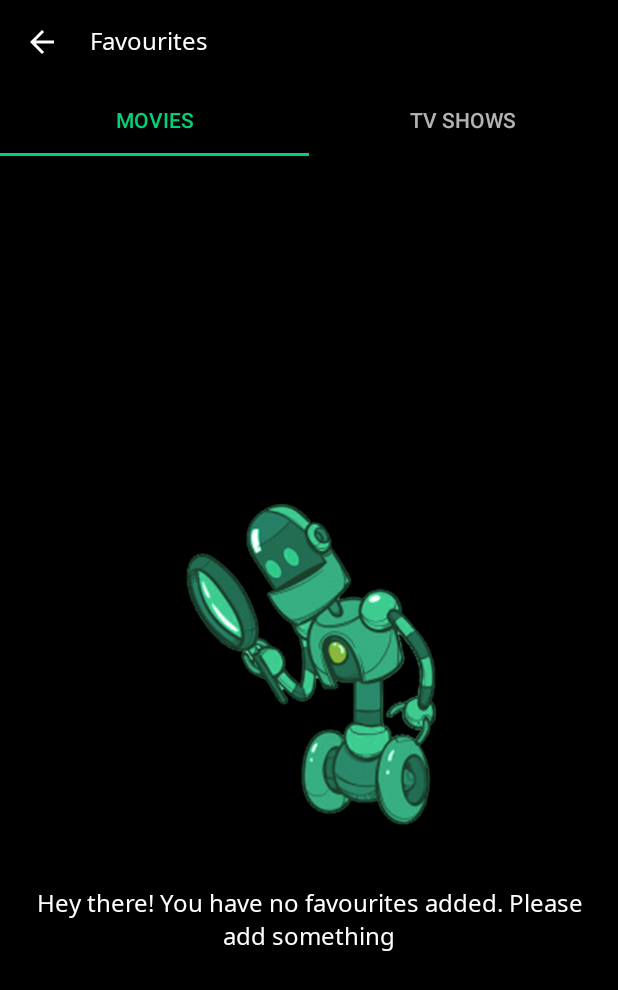
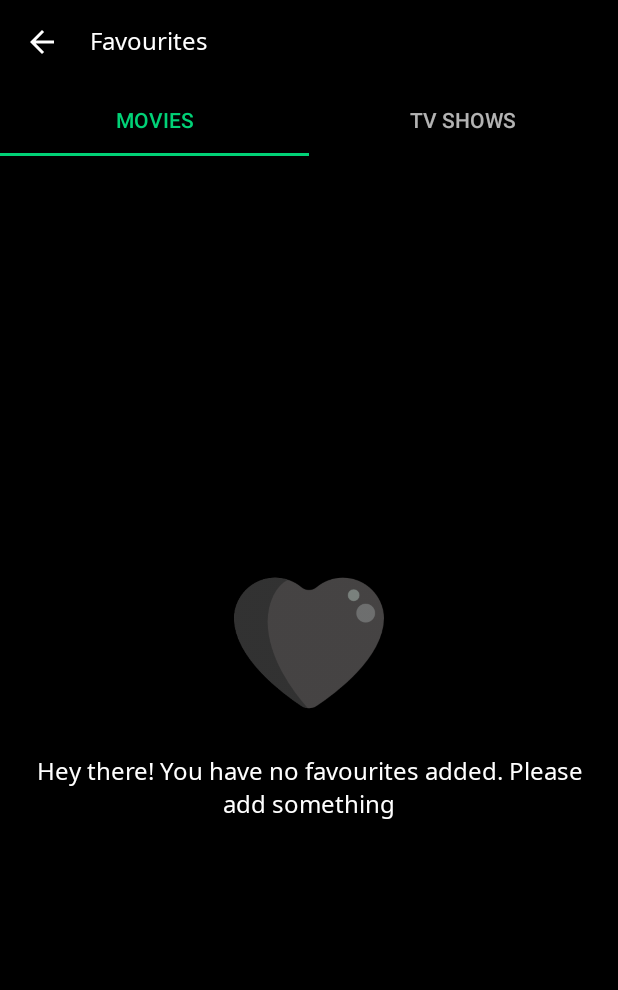
Before and after one commit to rkanjaria/moviesLibrary, an Android app: the FavouritesFragment screen opened directly, with no data from a screen before it, on a phone screen of 412 x 824 dp. Shown: the top 990 px of the screen. Run offline under Robolectric (Android 15) with nearby library versions, the phone set to English and light mode, and no system bars; libraries missing offline, so code that uses them is left out: org.jetbrains.anko; network calls fail; pictures from the network do not load; 1 statement that could not run was skipped.

Commit message:
heart ion done

```diff
--- a/app/src/main/res/layout/fragment_favourites.xml
+++ b/app/src/main/res/layout/fragment_favourites.xml
@@ -25,9 +25,9 @@
         android:visibility="gone">
 
         <ImageView
-            android:layout_width="@dimen/size_200dp"
-            android:layout_height="@dimen/size_300dp"
-            android:src="@drawable/robo_search" />
+            android:layout_width="@dimen/size_100dp"
+            android:layout_height="@dimen/size_100dp"
+            android:src="@drawable/lover_grey" />
 
         <TextView
             android:layout_width="match_parent"
@@ -37,6 +37,7 @@
             android:textColor="@color/white"
             android:textSize="@dimen/text_size_16"
             android:gravity="center"
+            android:layout_marginTop="@dimen/size_24dp"
             android:layout_marginLeft="@dimen/size_16dp"
             android:layout_marginRight="@dimen/size_16dp"
             android:text="@string/no_favourites_text"/>
```
Also changed, not shown: app/src/main/res/drawable-mdpi/lover_green.png (added), app/src/main/res/drawable-mdpi/lover_grey.png (added), app/src/main/res/drawable-mdpi/robo_bulb.png (deleted), app/src/main/res/drawable-mdpi/robo_search.png (deleted), app/src/main/res/drawable-mdpi/robo_torch.png (deleted).
